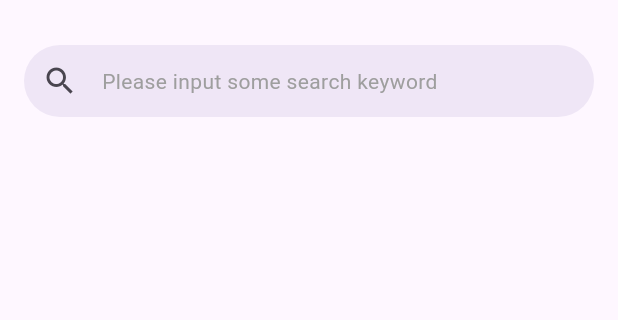
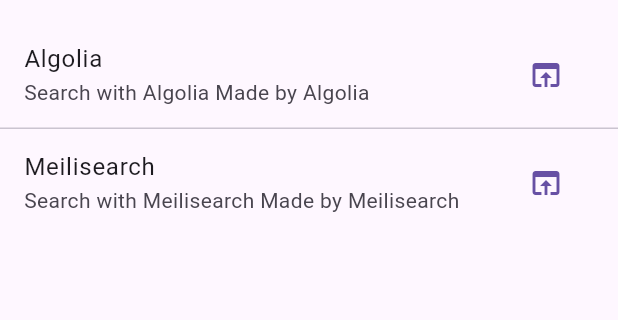
Before and after one commit to htsuruo/flutter_fulltext_search, a Flutter app: the screen it shows after launch, on a phone screen of 412 x 824 dp, the part 63-383 px from its top. Run offline on Flutter 3.47's test engine with Material 2 defaults, Android fonts, the phone set to English and light mode, and no system bars; our stand-ins replace flutter_riverpod, freezed_annotation; missing offline and left inert: algolia, simple_logger.

Commit message:
wip: switch search as a service by overrideWith

```diff
--- a/lib/main.dart
+++ b/lib/main.dart
@@ -1,6 +1,9 @@
 import 'package:flutter/material.dart';
-import 'package:flutter_fulltext_search/prefecture_page.dart';
+import 'package:flutter_fulltext_search/search_provider.dart';
 import 'package:flutter_riverpod/flutter_riverpod.dart';
+import 'package:url_launcher/url_launcher.dart';
+
+import 'prefecture_page.dart';
 
 void main() {
   runApp(
@@ -24,7 +27,88 @@ class MyApp extends StatelessWidget {
         primarySwatch: Colors.green,
         dividerTheme: const DividerThemeData(space: 0),
       ),
-      home: const PrefecturePage(title: _title),
+      home: const _HomePage(),
     );
   }
 }
+
+class _HomePage extends StatelessWidget {
+  const _HomePage();
+
+  @override
+  Widget build(BuildContext context) {
+    return Scaffold(
+      appBar: AppBar(
+        title: const Text(_title),
+      ),
+      body: ListView(
+        children: [
+          ListTile(
+            title: const Text('Algolia'),
+            subtitle: const Text('Search with Algolia Made by Algolia'),
+            trailing: const _LaunchIconButton(
+              url:
+                  'https://extensions.dev/extensions/algolia/firestore-algolia-search',
+            ),
+            onTap: () {
+              Navigator.of(context).push<void>(
+                MaterialPageRoute(
+                  builder: (context) => ProviderScope(
+                    overrides: [
+                      searchProvider.overrideWithProvider(algoliaProvider),
+                      // FutureOrと解釈されてしまいoverideできない
+                      // searchProvider.overrideWith((ref) => algoliaProvider),
+                    ],
+                    child: const PrefecturePage(title: 'Meilisearch'),
+                  ),
+                ),
+              );
+            },
+          ),
+          const Divider(),
+          ListTile(
+            title: const Text('Meilisearch'),
+            subtitle: const Text('Search with Meilisearch Made by Meilisearch'),
+            trailing: const _LaunchIconButton(
+              url:
+                  'https://extensions.dev/extensions/meilisearch/firestore-meilisearch',
+            ),
+            onTap: () {
+              Navigator.of(context).push<void>(
+                MaterialPageRoute(
+                  builder: (context) => ProviderScope(
+                    overrides: [
+                      searchProvider.overrideWithProvider(meilisearchProvider),
+                    ],
+                    child: const PrefecturePage(title: 'Algolia'),
+                  ),
+                ),
+              );
+            },
+          )
+        ],
+      ),
+    );
+  }
+}
+
+class _LaunchIconButton extends StatelessWidget {
+  const _LaunchIconButton({required this.url});
+
+  final String url;
+
+  @override
+  Widget build(BuildContext context) {
+    final theme = Theme.of(context);
+    final colorScheme = theme.colorScheme;
+    return IconButton(
+      icon: Icon(
+        Icons.open_in_browser_outlined,
+        color: colorScheme.primary,
+      ),
+      onPressed: () => launchUrl(
+        Uri.parse(url),
+      ),
+    );
+  }
+}
--- a/lib/search_provider.dart
+++ b/lib/search_provider.dart
@@ -6,15 +6,24 @@ import 'package:flutter_riverpod/flutter_riverpod.dart';
 
 import 'search_bar/search_bar_provider.dart';
 
+final searchProvider = FutureProvider<List<Prefecture>>(
+  (ref) => throw UnimplementedError(),
+);
+
 const _algolia = Algolia.init(
   applicationId: Secret.algoliaApplicationId,
   apiKey: Secret.algoliaApiKey,
 );
 
-final searchProvider = FutureProvider<List<Prefecture>>((ref) async {
+final algoliaProvider = FutureProvider<List<Prefecture>>((ref) async {
   final word = ref.watch(searchBarProvider);
   final query = _algolia.instance.index('prefectures_index').query(word);
   final snapshot = await query.getObjects();
   logger.info('Hit count: ${snapshot.nbHits}');
   return snapshot.hits.map((hit) => Prefecture.fromJson(hit.data)).toList();
 });
+
+final meilisearchProvider = FutureProvider<List<Prefecture>>((ref) async {
+  // TODO(tsuruoka): 実装
+  return [];
+});
```
